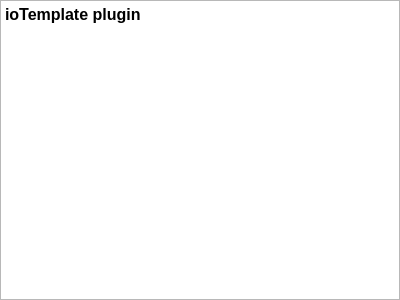
Above: src/plugins/displayGpxViewDotCom/displaygpxviewdotcomhelp.ui from shujaatak/gpsbook before the change. Below: the same form after it.
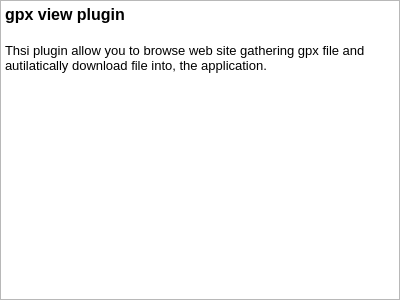
That is the form after the change.

Commit message: Add batch load to catalog. Update options of plugins.

The edit to the form file:
```diff
--- a/src/plugins/displayGpxViewDotCom/displaygpxviewdotcomhelp.ui
+++ b/src/plugins/displayGpxViewDotCom/displaygpxviewdotcomhelp.ui
@@ -18,8 +18,9 @@
 &lt;table border=&quot;0&quot; style=&quot;-qt-table-type: root; margin-top:4px; margin-bottom:4px; margin-left:4px; margin-right:4px;&quot;&gt;
 &lt;tr&gt;
 &lt;td style=&quot;border: none;&quot;&gt;
-&lt;p style=&quot; margin-top:0px; margin-bottom:0px; margin-left:0px; margin-right:0px; -qt-block-indent:0; text-indent:0px;&quot;&gt;&lt;span style=&quot; font-size:12pt; font-weight:600;&quot;&gt;ioTemplate plugin&lt;/span&gt;&lt;/p&gt;
-&lt;p style=&quot;-qt-paragraph-type:empty; margin-top:0px; margin-bottom:0px; margin-left:0px; margin-right:0px; -qt-block-indent:0; text-indent:0px; font-size:12pt; font-weight:600;&quot;&gt;&lt;/p&gt;&lt;/td&gt;&lt;/tr&gt;&lt;/table&gt;&lt;/body&gt;&lt;/html&gt;</string>
+&lt;p style=&quot; margin-top:0px; margin-bottom:0px; margin-left:0px; margin-right:0px; -qt-block-indent:0; text-indent:0px;&quot;&gt;&lt;span style=&quot; font-size:12pt; font-weight:600;&quot;&gt;gpx view plugin&lt;/span&gt;&lt;/p&gt;
+&lt;p style=&quot;-qt-paragraph-type:empty; margin-top:0px; margin-bottom:0px; margin-left:0px; margin-right:0px; -qt-block-indent:0; text-indent:0px; font-size:12pt; font-weight:600;&quot;&gt;&lt;/p&gt;
+&lt;p style=&quot; margin-top:0px; margin-bottom:0px; margin-left:0px; margin-right:0px; -qt-block-indent:0; text-indent:0px;&quot;&gt;Thsi plugin allow you to browse web site gathering gpx file and autilatically download file into, the application.&lt;/p&gt;&lt;/td&gt;&lt;/tr&gt;&lt;/table&gt;&lt;/body&gt;&lt;/html&gt;</string>
   </property>
  </widget>
  <resources/>
```
The commit also changes 18 other files.
